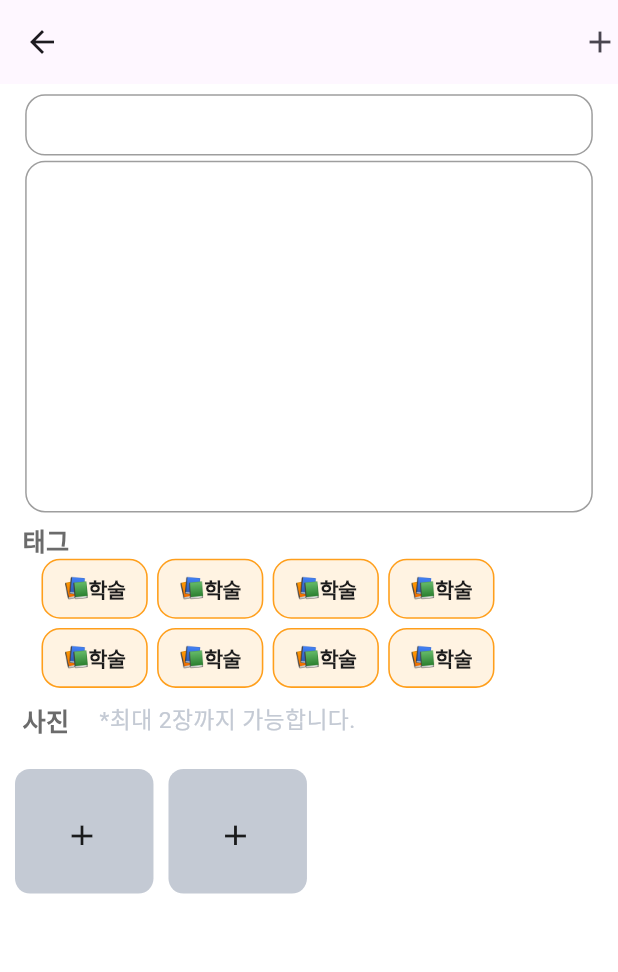
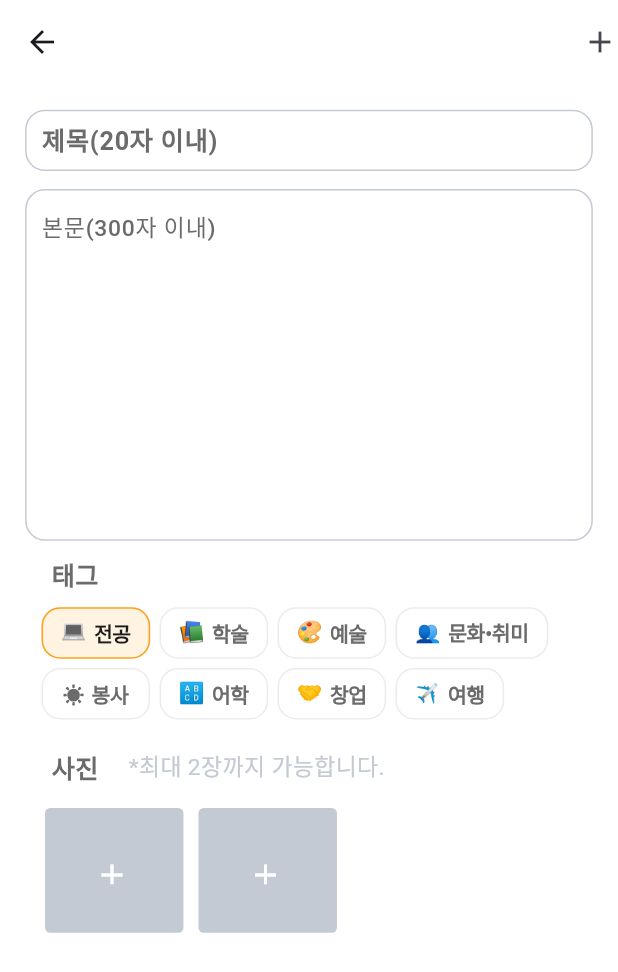
Before and after one commit to qixiangme/passtry-MVVM-refactoring, a Flutter app: the UploadPostScreen screen opened directly, on a phone screen of 412 x 824 dp. Shown: the top 972 px of the screen. Run offline on Flutter 3.47's test engine with Material 3 defaults, Android fonts, the phone set to English and light mode, and no system bars; our stand-ins replace flutter_screenutil; Roboto replaces fonts that are missing (Wanted Sans).

Commit message:
upload_post_screen UI

```diff
--- a/lib/features/search/upload_post_screen.dart
+++ b/lib/features/search/upload_post_screen.dart
@@ -9,43 +9,75 @@ class UploadPostScreen extends StatefulWidget {
 }
 
 class _UploadPostScreenState extends State<UploadPostScreen> {
+  final TextEditingController _titleTextController = TextEditingController();
+  final TextEditingController _textController = TextEditingController();
   @override
   Widget build(BuildContext context) {
     return Scaffold(
       appBar: AppBar(actions: [Icon(Icons.add)]),
       body: Column(
         children: [
-          SizedBox(height: 20.h), // 화면 밀도 적용
+          SizedBox(height: 50.h), // 화면 밀도 적용
           Center(
             child: Container(
               width: 992.w, // 화면 밀도 적용
               height: 119.h, // 화면 밀도 적용
               decoration: BoxDecoration(
-                border: Border.all(color: Colors.grey),
+                border: Border.all(color: Color(0xFFC4CAD4)),
                 borderRadius: BorderRadius.all(
                   Radius.circular(38.5.r),
                 ), // 화면 밀도 적용
               ),
+              child: Padding(
+                padding: const EdgeInsets.only(left: 10, bottom: 2),
+                child: TextField(
+                  controller: _titleTextController,
+                  decoration: InputDecoration(
+                    hintStyle: TextStyle(
+                      fontSize: 44.sp,
+                      fontWeight: FontWeight.w600,
+                      color: Color(0xFF6B6B6B),
+                    ),
+                    hintText: "제목(20자 이내)",
+                    border: InputBorder.none,
+                  ),
+                ),
+              ),
             ),
           ),
-          SizedBox(height: 10.h), // 화면 밀도 적용
+          SizedBox(height: 35.h), // 화면 밀도 적용
           Center(
             child: Container(
               width: 992.w, // 화면 밀도 적용
               height: 683.h, // 화면 밀도 적용
               decoration: BoxDecoration(
-                border: Border.all(color: Colors.grey),
+                border: Border.all(color: Color(0xFFC4CAD4)),
                 borderRadius: BorderRadius.all(
                   Radius.circular(38.5.r),
                 ), // 화면 밀도 적용
               ),
+              child: Padding(
+                padding: const EdgeInsets.only(left: 10, bottom: 2),
+                child: TextField(
+                  controller: _textController,
+                  decoration: InputDecoration(
+                    hintStyle: TextStyle(
+                      fontSize: 40.sp,
+                      fontWeight: FontWeight.w500,
+                      color: Color(0xFF6B6B6B),
+                    ),
+                    hintText: "본문(300자 이내)",
+                    border: InputBorder.none,
+                  ),
+                ),
+              ),
             ),
           ),
-          SizedBox(height: 20.h), // 화면 밀도 적용
+          SizedBox(height: 30.h), // 화면 밀도 적용
           Row(
             crossAxisAlignment: CrossAxisAlignment.start,
             children: [
-              SizedBox(width: 39.w), // 화면 밀도 적용
+              SizedBox(width: 90.w), // 화면 밀도 적용
               Text(
                 "태그",
                 style: TextStyle(
@@ -56,6 +88,7 @@ class _UploadPostScreenState extends State<UploadPostScreen> {
               ),
             ],
           ),
+          SizedBox(height: 10),
           SizedBox(
             width: 935.w, // 화면 밀도 적용
             child: Wrap(
@@ -66,16 +99,54 @@ class _UploadPostScreenState extends State<UploadPostScreen> {
               children: [
                 // 태그 버튼들에 대한 부분도 동일하게 화면 밀도 적용
                 Container(
-                  padding: EdgeInsets.symmetric(
-                    horizontal: 36.w, // 화면 밀도 적용
-                    vertical: 26.h, // 화면 밀도 적용
-                  ),
+                  width: 190.w,
+                  height: 100.h,
                   decoration: ShapeDecoration(
                     color: Color(0x21FF9F1C),
                     shape: RoundedRectangleBorder(
                       side: BorderSide(
                         width: 2.75.w, // 화면 밀도 적용
                         color: Color(0xFFFF9F1C),
+                      ),
+                      borderRadius: BorderRadius.circular(36.r), // 화면 밀도 적용
+                    ),
+                  ),
+                  child: Row(
+                    mainAxisSize: MainAxisSize.max,
+                    mainAxisAlignment: MainAxisAlignment.center,
+                    crossAxisAlignment: CrossAxisAlignment.center,
+                    children: [
+                      Text(
+                        '💻',
+                        style: TextStyle(
+                          color: Color(0xFF1C1C1C),
+                          fontSize: 36.sp, // 화면 밀도 적용
+                          fontFamily: 'Wanted Sans',
+                          fontWeight: FontWeight.w600,
+                        ),
+                      ),
+                      SizedBox(width: 5),
+                      Text(
+                        '전공',
+                        style: TextStyle(
+                          color: Color(0xFF1C1C1C),
+                          fontSize: 36.sp, // 화면 밀도 적용
+                          fontFamily: 'Wanted Sans',
+                          fontWeight: FontWeight.w600,
+                          letterSpacing: -0.36,
+                        ),
+                      ),
+                    ],
+                  ),
+                ),
+                Container(
+                  width: 190.w,
+                  height: 100.h,
+                  decoration: ShapeDecoration(
+                    shape: RoundedRectangleBorder(
+                      side: BorderSide(
+                        width: 2.75.w, // 화면 밀도 적용
+                        color: Color(0xFFECECEC),
                       ),
                       borderRadius: BorderRadius.circular(36.r), // 화면 밀도 적용
                     ),
@@ -88,17 +159,17 @@ class _UploadPostScreenState extends State<UploadPostScreen> {
                       Text(
                         '📚',
                         style: TextStyle(
-                          color: Color(0xFF1C1C1C),
+                          color: Color(0xFF6B6B6B),
                           fontSize: 36.sp, // 화면 밀도 적용
                           fontFamily: 'Wanted Sans',
                           fontWeight: FontWeight.w600,
-                          letterSpacing: -0.36,
                         ),
                       ),
+                      SizedBox(width: 5),
                       Text(
                         '학술',
                         style: TextStyle(
-                          color: Color(0xFF1C1C1C),
+                          color: Color(0xFF6B6B6B),
                           fontSize: 36.sp, // 화면 밀도 적용
                           fontFamily: 'Wanted Sans',
                           fontWeight: FontWeight.w600,
@@ -109,16 +180,13 @@ class _UploadPostScreenState extends State<UploadPostScreen> {
                   ),
                 ),
                 Container(
-                  padding: EdgeInsets.symmetric(
-                    horizontal: 36.w, // 화면 밀도 적용
-                    vertical: 26.h, // 화면 밀도 적용
-                  ),
+                  width: 190.w,
+                  height: 100.h,
                   decoration: ShapeDecoration(
-                    color: Color(0x21FF9F1C),
                     shape: RoundedRectangleBorder(
                       side: BorderSide(
                         width: 2.75.w, // 화면 밀도 적용
-                        color: Color(0xFFFF9F1C),
+                        color: Color(0xFFECECEC),
                       ),
                       borderRadius: BorderRadius.circular(36.r), // 화면 밀도 적용
                     ),
@@ -129,19 +197,19 @@ class _UploadPostScreenState extends State<UploadPostScreen> {
                     crossAxisAlignment: CrossAxisAlignment.center,
                     children: [
                       Text(
-                        '📚',
+                        '🎨',
                         style: TextStyle(
-                          color: Color(0xFF1C1C1C),
+                          color: Color(0xFF6B6B6B),
                           fontSize: 36.sp, // 화면 밀도 적용
                           fontFamily: 'Wanted Sans',
                           fontWeight: FontWeight.w600,
-                          letterSpacing: -0.36,
                         ),
                       ),
+                      SizedBox(width: 5),
                       Text(
-                        '학술',
+                        '예술',
                         style: TextStyle(
-                          color: Color(0xFF1C1C1C),
+                          color: Color(0xFF6B6B6B),
                           fontSize: 36.sp, // 화면 밀도 적용
                           fontFamily: 'Wanted Sans',
                           fontWeight: FontWeight.w600,
@@ -152,16 +220,13 @@ class _UploadPostScreenState extends State<UploadPostScreen> {
                   ),
                 ),
                 Container(
-                  padding: EdgeInsets.symmetric(
-                    horizontal: 36.w, // 화면 밀도 적용
-                    vertical: 26.h, // 화면 밀도 적용
-                  ),
+                  width: 267.w,
+                  height: 100.h,
                   decoration: ShapeDecoration(
-                    color: Color(0x21FF9F1C),
                     shape: RoundedRectangleBorder(
                       side: BorderSide(
                         width: 2.75.w, // 화면 밀도 적용
-                        color: Color(0xFFFF9F1C),
+                        color: Color(0xFFECECEC),
                       ),
                       borderRadius: BorderRadius.circular(36.r), // 화면 밀도 적용
                     ),
@@ -172,19 +237,19 @@ class _UploadPostScreenState extends State<UploadPostScreen> {
                     crossAxisAlignment: CrossAxisAlignment.center,
                     children: [
                       Text(
-                        '📚',
+                        '👥',
                         style: TextStyle(
-                          color: Color(0xFF1C1C1C),
+                          color: Color(0xFF6B6B6B),
                           fontSize: 36.sp, // 화면 밀도 적용
                           fontFamily: 'Wanted Sans',
                           fontWeight: FontWeight.w600,
-                          letterSpacing: -0.36,
                         ),
                       ),
+                      SizedBox(width: 5),
                       Text(
-                        '학술',
+                        '문화•취미',
                         style: TextStyle(
-                          color: Color(0xFF1C1C1C),
+                          color: Color(0xFF6B6B6B),
                           fontSize: 36.sp, // 화면 밀도 적용
                           fontFamily: 'Wanted Sans',
                           fontWeight: FontWeight.w600,
@@ -195,16 +260,13 @@ class _UploadPostScreenState extends State<UploadPostScreen> {
                   ),
                 ),
                 Container(
-                  padding: EdgeInsets.symmetric(
-                    horizontal: 36.w, // 화면 밀도 적용
-                    vertical: 26.h, // 화면 밀도 적용
-                  ),
+                  width: 190.w,
+                  height: 100.h,
                   decoration: ShapeDecoration(
-                    color: Color(0x21FF9F1C),
                     shape: RoundedRectangleBorder(
                       side: BorderSide(
                         width: 2.75.w, // 화면 밀도 적용
-                        color: Color(0xFFFF9F1C),
+                        color: Color(0xFFECECEC),
                       ),
                       borderRadius: BorderRadius.circular(36.r), // 화면 밀도 적용
                     ),
@@ -215,19 +277,19 @@ class _UploadPostScreenState extends State<UploadPostScreen> {
                     crossAxisAlignment: CrossAxisAlignment.center,
                     children: [
                       Text(
-                        '📚',
+                        '☀️',
                         style: TextStyle(
-                          color: Color(0xFF1C1C1C),
+                          color: Color(0xFF6B6B6B),
                           fontSize: 36.sp, // 화면 밀도 적용
                           fontFamily: 'Wanted Sans',
                           fontWeight: FontWeight.w600,
-                          letterSpacing: -0.36,
                         ),
                       ),
+                      SizedBox(width: 5),
                       Text(
-                        '학술',
+                        '봉사',
                         style: TextStyle(
-                          color: Color(0xFF1C1C1C),
+                          color: Color(0xFF6B6B6B),
                           fontSize: 36.sp, // 화면 밀도 적용
                           fontFamily: 'Wanted Sans',
                           fontWeight: FontWeight.w600,
@@ -238,16 +300,13 @@ class _UploadPostScreenState extends State<UploadPostScreen> {
                   ),
                 ),
                 Container(
-                  padding: EdgeInsets.symmetric(
-                    horizontal: 36.w, // 화면 밀도 적용
-                    vertical: 26.h, // 화면 밀도 적용
-                  ),
+                  width: 190.w,
+                  height: 100.h,
                   decoration: ShapeDecoration(
-                    color: Color(0x21FF9F1C),
                     shape: RoundedRectangleBorder(
                       side: BorderSide(
                         width: 2.75.w, // 화면 밀도 적용
-                        color: Color(0xFFFF9F1C),
+                        color: Color(0xFFECECEC),
                       ),
                       borderRadius: BorderRadius.circular(36.r), // 화면 밀도 적용
                     ),
@@ -258,19 +317,19 @@ class _UploadPostScreenState extends State<UploadPostScreen> {
                     crossAxisAlignment: CrossAxisAlignment.center,
                     children: [
                       Text(
-                        '📚',
+                        '🔠',
                         style: TextStyle(
-                          color: Color(0xFF1C1C1C),
+                          color: Color(0xFF6B6B6B),
                           fontSize: 36.sp, // 화면 밀도 적용
                           fontFamily: 'Wanted Sans',
                           fontWeight: FontWeight.w600,
-                          letterSpacing: -0.36,
                         ),
                       ),
+                      SizedBox(width: 5),
                       Text(
-                        '학술',
+                        '어학',
                         style: TextStyle(
-                          color: Color(0xFF1C1C1C),
+                          color: Color(0xFF6B6B6B),
                           fontSize: 36.sp, // 화면 밀도 적용
                           fontFamily: 'Wanted Sans',
                           fontWeight: FontWeight.w600,
@@ -281,16 +340,13 @@ class _UploadPostScreenState extends State<UploadPostScreen> {
                   ),
                 ),
                 Container(
-                  padding: EdgeInsets.symmetric(
-                    horizontal: 36.w, // 화면 밀도 적용
-                    vertical: 26.h, // 화면 밀도 적용
-                  ),
+                  width: 190.w,
+                  height: 100.h,
                   decoration: ShapeDecoration(
-                    color: Color(0x21FF9F1C),
                     shape: RoundedRectangleBorder(
                       side: BorderSide(
                         width: 2.75.w, // 화면 밀도 적용
-                        color: Color(0xFFFF9F1C),
+                        color: Color(0xFFECECEC),
                       ),
                       borderRadius: BorderRadius.circular(36.r), // 화면 밀도 적용
                     ),
@@ -301,19 +357,19 @@ class _UploadPostScreenState extends State<UploadPostScreen> {
                     crossAxisAlignment: CrossAxisAlignment.center,
                     children: [
                       Text(
-                        '📚',
+                        '🤝',
                         style: TextStyle(
-                          color: Color(0xFF1C1C1C),
+                          color: Color(0xFF6B6B6B),
                           fontSize: 36.sp, // 화면 밀도 적용
                           fontFamily: 'Wanted Sans',
                           fontWeight: FontWeight.w600,
-                          letterSpacing: -0.36,
                         ),
                       ),
+                      SizedBox(width: 5),
                       Text(
-                        '학술',
+                        '창업',
                         style: TextStyle(
-                          color: Color(0xFF1C1C1C),
+                          color: Color(0xFF6B6B6B),
                           fontSize: 36.sp, // 화면 밀도 적용
                           fontFamily: 'Wanted Sans',
                           fontWeight: FontWeight.w600,
@@ -324,16 +380,13 @@ class _UploadPostScreenState extends State<UploadPostScreen> {
                   ),
                 ),
                 Container(
-                  padding: EdgeInsets.symmetric(
-                    horizontal: 36.w, // 화면 밀도 적용
-                    vertical: 26.h, // 화면 밀도 적용
-                  ),
+                  width: 190.w,
+                  height: 100.h,
                   decoration: ShapeDecoration(
-                    color: Color(0x21FF9F1C),
                     shape: RoundedRectangleBorder(
                       side: BorderSide(
                         width: 2.75.w, // 화면 밀도 적용
-                        color: Color(0xFFFF9F1C),
+                        color: Color(0xFFECECEC),
                       ),
                       borderRadius: BorderRadius.circular(36.r), // 화면 밀도 적용
                     ),
@@ -344,19 +397,19 @@ class _UploadPostScreenState extends State<UploadPostScreen> {
                     crossAxisAlignment: CrossAxisAlignment.center,
                     children: [
                       Text(
-                        '📚',
+                        '✈️',
                         style: TextStyle(
-                          color: Color(0xFF1C1C1C),
+                          color: Color(0xFF6B6B6B),
                           fontSize: 36.sp, // 화면 밀도 적용
                           fontFamily: 'Wanted Sans',
                           fontWeight: FontWeight.w600,
-                          letterSpacing: -0.36,
                         ),
                       ),
+                      SizedBox(width: 5),
                       Text(
-                        '학술',
+                        '여행',
                         style: TextStyle(
-                          color: Color(0xFF1C1C1C),
+                          color: Color(0xFF6B6B6B),
                           fontSize: 36.sp, // 화면 밀도 적용
                           fontFamily: 'Wanted Sans',
                           fontWeight: FontWeight.w600,
@@ -366,58 +419,16 @@ class _UploadPostScreenState extends State<UploadPostScreen> {
                     ],
                   ),
                 ),
-                Container(
-                  padding: EdgeInsets.symmetric(
-                    horizontal: 36.w, // 화면 밀도 적용
-                    vertical: 26.h, // 화면 밀도 적용
-                  ),
-                  decoration: ShapeDecoration(
-                    color: Color(0x21FF9F1C),
-                    shape: RoundedRectangleBorder(
-                      side: BorderSide(
-                        width: 2.75.w, // 화면 밀도 적용
-                        color: Color(0xFFFF9F1C),
-                      ),
-                      borderRadius: BorderRadius.circular(36.r), // 화면 밀도 적용
-                    ),
-                  ),
-                  child: Row(
-                    mainAxisSize: MainAxisSize.min,
-                    mainAxisAlignment: MainAxisAlignment.center,
-                    crossAxisAlignment: CrossAxisAlignment.center,
-                    children: [
-                      Text(
-                        '📚',
-                        style: TextStyle(
-                          color: Color(0xFF1C1C1C),
-                          fontSize: 36.sp, // 화면 밀도 적용
-                          fontFamily: 'Wanted Sans',
-                          fontWeight: FontWeight.w600,
-                          letterSpacing: -0.36,
-                        ),
-                      ),
-                      Text(
-                        '학술',
-                        style: TextStyle(
-                          color: Color(0xFF1C1C1C),
-                          fontSize: 36.sp, // 화면 밀도 적용
-                          fontFamily: 'Wanted Sans',
-                          fontWeight: FontWeight.w600,
-                          letterSpacing: -0.36,
-                        ),
-                      ),
-                    ],
-                  ),
-                ),
+
                 // 다른 Container들도 동일하게 화면 밀도 적용
               ],
             ),
           ),
-          SizedBox(height: 10),
+          SizedBox(height: 20),
           Row(
             crossAxisAlignment: CrossAxisAlignment.start,
             children: [
-              SizedBox(width: 39.w),
+              SizedBox(width: 90.w),
               Text(
                 "사진",
                 style: TextStyle(
@@ -437,26 +448,22 @@ class _UploadPostScreenState extends State<UploadPostScreen> {
               ),
             ],
           ),
-          SizedBox(height: 20),
+          SizedBox(height: 15),
           Row(
             children: [
-              SizedBox(width: 10),
+              SizedBox(width: 30),
               SizedBox(
                 width: 242.w,
                 height: 242.h,
                 child: Stack(
                   children: [
-                    Positioned(
-                      left: 0,
-                      top: 0,
-                      child: Container(
-                        width: 242.w,
-                        height: 242.h,
-                        decoration: ShapeDecoration(
-                          color: const Color(0xFFC4CAD4) /* gray */,
-                          shape: RoundedRectangleBorder(
-                            borderRadius: BorderRadius.circular(10),
-                          ),
+                    Container(
+                      width: 242.w,
+                      height: 242.h,
+                      decoration: ShapeDecoration(
+                        color: const Color(0xFFC4CAD4) /* gray */,
+                        shape: RoundedRectangleBorder(
+                          borderRadius: BorderRadius.circular(10.r),
                         ),
                       ),
                     ),
@@ -468,7 +475,9 @@ class _UploadPostScreenState extends State<UploadPostScreen> {
                         height: 53.h,
                         clipBehavior: Clip.antiAlias,
                         decoration: BoxDecoration(),
-                        child: Center(child: Icon(Icons.add)),
+                        child: Center(
+                          child: Icon(Icons.add, color: Colors.white),
+                        ),
                       ),
                     ),
                   ],
@@ -489,7 +498,7 @@ class _UploadPostScreenState extends State<UploadPostScreen> {
                         decoration: ShapeDecoration(
                           color: const Color(0xFFC4CAD4) /* gray */,
                           shape: RoundedRectangleBorder(
-                            borderRadius: BorderRadius.circular(10),
+                            borderRadius: BorderRadius.circular(10.r),
                           ),
                         ),
                       ),
@@ -502,7 +511,9 @@ class _UploadPostScreenState extends State<UploadPostScreen> {
                         height: 53.h,
                         clipBehavior: Clip.antiAlias,
                         decoration: BoxDecoration(),
-                        child: Center(child: Icon(Icons.add)),
+                        child: Center(
+                          child: Icon(Icons.add, color: Colors.white),
+                        ),
                       ),
                     ),
                   ],
--- a/lib/main.dart
+++ b/lib/main.dart
@@ -15,7 +15,10 @@ class MyApp extends StatelessWidget {
     ScreenUtil.init(context, designSize: Size(1080, 2400));
     return MaterialApp(
       home: const MainScreen(),
-      theme: ThemeData(scaffoldBackgroundColor: Colors.white),
+      theme: ThemeData(
+        scaffoldBackgroundColor: Colors.white,
+        appBarTheme: AppBarTheme(color: Colors.white),
+      ),
     );
   }
 }
```
